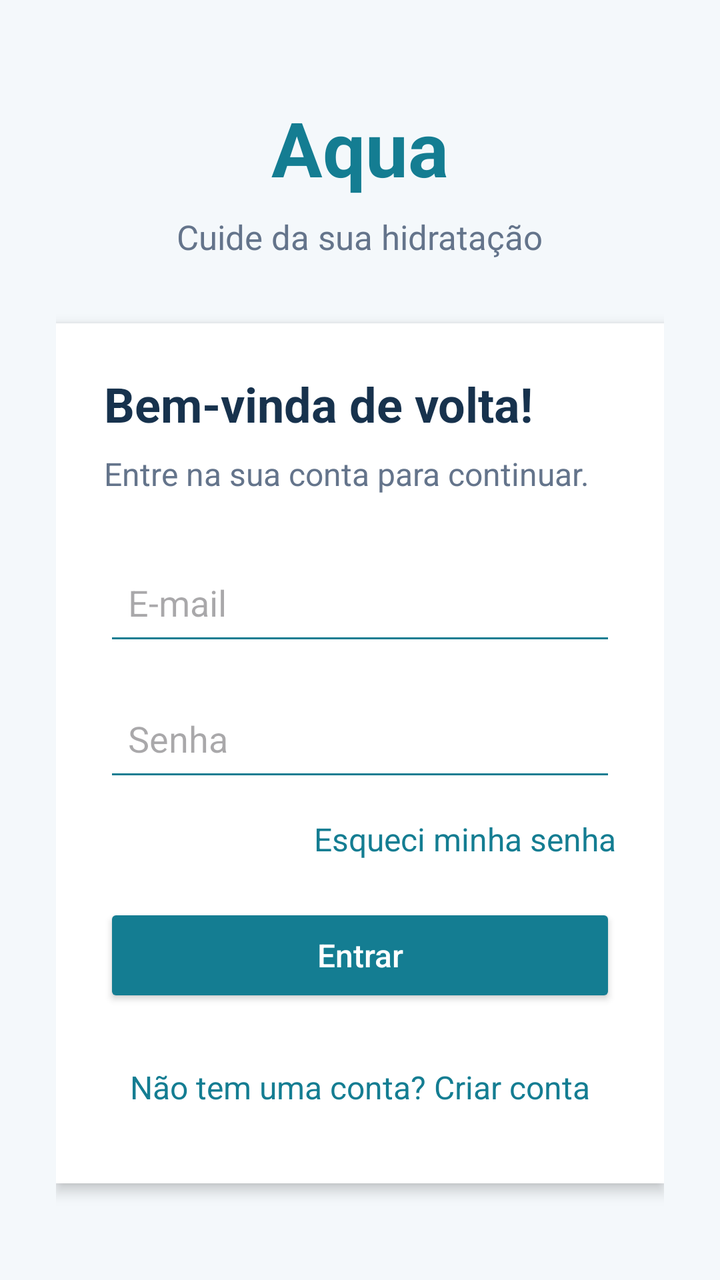
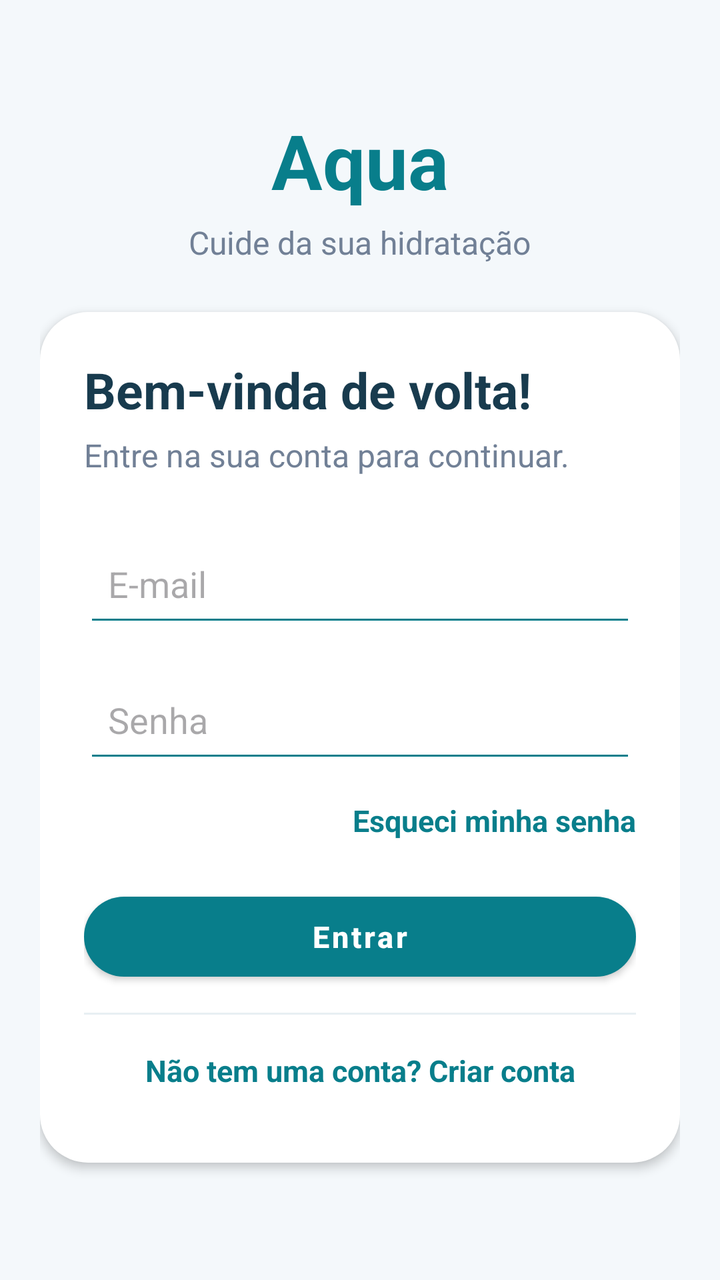

Before-and-after screenshots of an Android layout around one commit, followed by the original layout XML and the change that was made.
<!-- AndroidManifest.xml: application theme Theme.Aqua -->
<!-- res/layout/activity_login.xml -->
<?xml version="1.0" encoding="utf-8"?>
<ScrollView xmlns:android="http://schemas.android.com/apk/res/android"
    android:layout_width="match_parent"
    android:layout_height="match_parent"
    android:background="#F4F8FB"
    android:fillViewport="true">

    <LinearLayout
        android:layout_width="match_parent"
        android:layout_height="wrap_content"
        android:gravity="center"
        android:orientation="vertical"
        android:padding="28dp">

        <TextView
            android:layout_width="wrap_content"
            android:layout_height="wrap_content"
            android:text="Aqua"
            android:textColor="#147D92"
            android:textSize="38sp"
            android:textStyle="bold" />

        <TextView
            android:layout_width="wrap_content"
            android:layout_height="wrap_content"
            android:layout_marginTop="8dp"
            android:layout_marginBottom="32dp"
            android:text="Cuide da sua hidratação"
            android:textColor="#64748B"
            android:textSize="17sp" />

        <LinearLayout
            android:layout_width="match_parent"
            android:layout_height="wrap_content"
            android:background="#FFFFFF"
            android:elevation="4dp"
            android:orientation="vertical"
            android:padding="24dp">

            <TextView
                android:layout_width="wrap_content"
                android:layout_height="wrap_content"
                android:text="Bem-vinda de volta!"
                android:textColor="#17324D"
                android:textSize="24sp"
                android:textStyle="bold" />

            <TextView
                android:layout_width="wrap_content"
                android:layout_height="wrap_content"
                android:layout_marginTop="8dp"
                android:layout_marginBottom="24dp"
                android:text="Entre na sua conta para continuar."
                android:textColor="#64748B"
                android:textSize="16sp" />

            <EditText
                android:id="@+id/etEmail"
                android:layout_width="match_parent"
                android:layout_height="56dp"
                android:hint="E-mail"
                android:inputType="textEmailAddress"
                android:singleLine="true"
                android:paddingHorizontal="12dp"
                android:backgroundTint="#147D92" />

            <EditText
                android:id="@+id/etPassword"
                android:layout_width="match_parent"
                android:layout_height="56dp"
                android:layout_marginTop="12dp"
                android:hint="Senha"
                android:inputType="textPassword"
                android:singleLine="true"
                android:paddingHorizontal="12dp"
                android:backgroundTint="#147D92" />

            <TextView
                android:id="@+id/tvForgotPassword"
                android:layout_width="match_parent"
                android:layout_height="48dp"
                android:gravity="end|center_vertical"
                android:text="Esqueci minha senha"
                android:textColor="#147D92"
                android:textSize="16sp"
                android:clickable="true"
                android:focusable="true" />

            <ProgressBar
                android:id="@+id/progressLogin"
                android:layout_width="32dp"
                android:layout_height="32dp"
                android:layout_gravity="center"
                android:layout_marginTop="8dp"
                android:visibility="gone" />

            <Button
                android:id="@+id/btnLogin"
                style="@style/AquaButton"
                android:layout_width="match_parent"
                android:layout_marginTop="8dp"
                android:text="Entrar" />

            <TextView
                android:id="@+id/tvLoginError"
                android:layout_width="match_parent"
                android:layout_height="wrap_content"
                android:layout_marginTop="12dp"
                android:textColor="#C62828"
                android:visibility="gone" />

            <TextView
                android:id="@+id/tvGoRegister"
                android:layout_width="match_parent"
                android:layout_height="48dp"
                android:layout_marginTop="16dp"
                android:gravity="center"
                android:text="Não tem uma conta? Criar conta"
                android:textColor="#147D92"
                android:textSize="16sp"
                android:clickable="true"
                android:focusable="true" />

        </LinearLayout>
    </LinearLayout>
</ScrollView>
<!-- resources referenced by this layout -->
<resources>
  <style name="AquaButton" parent="Widget.AppCompat.Button">
          <item name="android:layout_height">52dp</item>
          <item name="backgroundTint">#147D92</item>
          <item name="android:backgroundTint">#147D92</item>
          <item name="android:textColor">#FFFFFF</item>
          <item name="android:textSize">16sp</item>
          <item name="android:textAllCaps">false</item>
          <item name="cornerRadius">14dp</item>
      </style>
  <style name="Theme.Aqua" parent="Base.Theme.Aqua" />
  <style name="Base.Theme.Aqua" parent="Theme.Material3.DayNight.NoActionBar">
          
          
      </style>
</resources>

<!-- the commit's change to res/layout/activity_login.xml (unified diff, before → after) -->
@@ -10,81 +10,85 @@
         android:layout_height="wrap_content"
         android:gravity="center"
         android:orientation="vertical"
-        android:padding="28dp">
+        android:paddingStart="20dp"
+        android:paddingEnd="20dp"
+        android:paddingTop="20dp"
+        android:paddingBottom="24dp">
 
         <TextView
             android:layout_width="wrap_content"
             android:layout_height="wrap_content"
             android:text="Aqua"
-            android:textColor="#147D92"
+            android:textColor="#087E8B"
             android:textSize="38sp"
             android:textStyle="bold" />
 
         <TextView
             android:layout_width="wrap_content"
             android:layout_height="wrap_content"
-            android:layout_marginTop="8dp"
-            android:layout_marginBottom="32dp"
+            android:layout_marginTop="5dp"
+            android:layout_marginBottom="24dp"
             android:text="Cuide da sua hidratação"
-            android:textColor="#64748B"
-            android:textSize="17sp" />
+            android:textColor="#718096"
+            android:textSize="16sp" />
 
         <LinearLayout
             android:layout_width="match_parent"
             android:layout_height="wrap_content"
-            android:background="#FFFFFF"
-            android:elevation="4dp"
+            android:background="@drawable/bg_water_card"
+            android:elevation="3dp"
             android:orientation="vertical"
-            android:padding="24dp">
+            android:padding="22dp">
 
             <TextView
                 android:layout_width="wrap_content"
                 android:layout_height="wrap_content"
                 android:text="Bem-vinda de volta!"
-                android:textColor="#17324D"
-                android:textSize="24sp"
+                android:textColor="#183B4E"
+                android:textSize="25sp"
                 android:textStyle="bold" />
 
             <TextView
                 android:layout_width="wrap_content"
                 android:layout_height="wrap_content"
-                android:layout_marginTop="8dp"
+                android:layout_marginTop="5dp"
                 android:layout_marginBottom="24dp"
                 android:text="Entre na sua conta para continuar."
-                android:textColor="#64748B"
+                android:textColor="#718096"
                 android:textSize="16sp" />
 
             <EditText
                 android:id="@+id/etEmail"
                 android:layout_width="match_parent"
                 android:layout_height="56dp"
+                android:backgroundTint="#087E8B"
                 android:hint="E-mail"
                 android:inputType="textEmailAddress"
-                android:singleLine="true"
                 android:paddingHorizontal="12dp"
-                android:backgroundTint="#147D92" />
+                android:singleLine="true" />
 
             <EditText
                 android:id="@+id/etPassword"
                 android:layout_width="match_parent"
                 android:layout_height="56dp"
                 android:layout_marginTop="12dp"
+                android:backgroundTint="#087E8B"
                 android:hint="Senha"
                 android:inputType="textPassword"
-                android:singleLine="true"
                 android:paddingHorizontal="12dp"
-                android:backgroundTint="#147D92" />
+                android:singleLine="true" />
 
             <TextView
                 android:id="@+id/tvForgotPassword"
                 android:layout_width="match_parent"
                 android:layout_height="48dp"
+                android:clickable="true"
+                android:focusable="true"
                 android:gravity="end|center_vertical"
                 android:text="Esqueci minha senha"
-                android:textColor="#147D92"
-                android:textSize="16sp"
-                android:clickable="true"
-                android:focusable="true" />
+                android:textColor="#087E8B"
+                android:textSize="15sp"
+                android:textStyle="bold" />
 
             <ProgressBar
                 android:id="@+id/progressLogin"
@@ -92,6 +96,7 @@
                 android:layout_height="32dp"
                 android:layout_gravity="center"
                 android:layout_marginTop="8dp"
+                android:indeterminateTint="#087E8B"
                 android:visibility="gone" />
 
             <Button
@@ -107,19 +112,27 @@
                 android:layout_height="wrap_content"
                 android:layout_marginTop="12dp"
                 android:textColor="#C62828"
+                android:textSize="15sp"
                 android:visibility="gone" />
+
+            <View
+                android:layout_width="match_parent"
+                android:layout_height="1dp"
+                android:layout_marginTop="12dp"
+                android:background="#E8EFF3" />
 
             <TextView
                 android:id="@+id/tvGoRegister"
                 android:layout_width="match_parent"
                 android:layout_height="48dp"
-                android:layout_marginTop="16dp"
+                android:layout_marginTop="4dp"
+                android:clickable="true"
+                android:focusable="true"
                 android:gravity="center"
                 android:text="Não tem uma conta? Criar conta"
-                android:textColor="#147D92"
-                android:textSize="16sp"
-                android:clickable="true"
-                android:focusable="true" />
+                android:textColor="#087E8B"
+                android:textSize="15sp"
+                android:textStyle="bold" />
 
         </LinearLayout>
     </LinearLayout>
<!-- resource entries referenced after the edit -->
@@ -1,13 +1,24 @@
 <!-- resources referenced by this layout -->
 <resources>
-  <style name="AquaButton" parent="Widget.AppCompat.Button">
+  <!-- drawable bg_water_card (drawable) -->
+  <?xml version="1.0" encoding="utf-8"?>
+  <shape xmlns:android="http://schemas.android.com/apk/res/android"
+      android:shape="rectangle">
+  
+      <solid android:color="#FFFFFF" />
+  
+      <corners android:radius="24dp" />
+  
+  </shape>
+  <style name="AquaButton" parent="Widget.MaterialComponents.Button">
           <item name="android:layout_height">52dp</item>
-          <item name="backgroundTint">#147D92</item>
-          <item name="android:backgroundTint">#147D92</item>
+          <item name="android:minHeight">0dp</item>
+          <item name="backgroundTint">#087E8B</item>
           <item name="android:textColor">#FFFFFF</item>
-          <item name="android:textSize">16sp</item>
+          <item name="android:textSize">15sp</item>
+          <item name="android:textStyle">bold</item>
           <item name="android:textAllCaps">false</item>
-          <item name="cornerRadius">14dp</item>
+          <item name="cornerRadius">26dp</item>
       </style>
   <style name="Theme.Aqua" parent="Base.Theme.Aqua" />
   <style name="Base.Theme.Aqua" parent="Theme.Material3.DayNight.NoActionBar">
